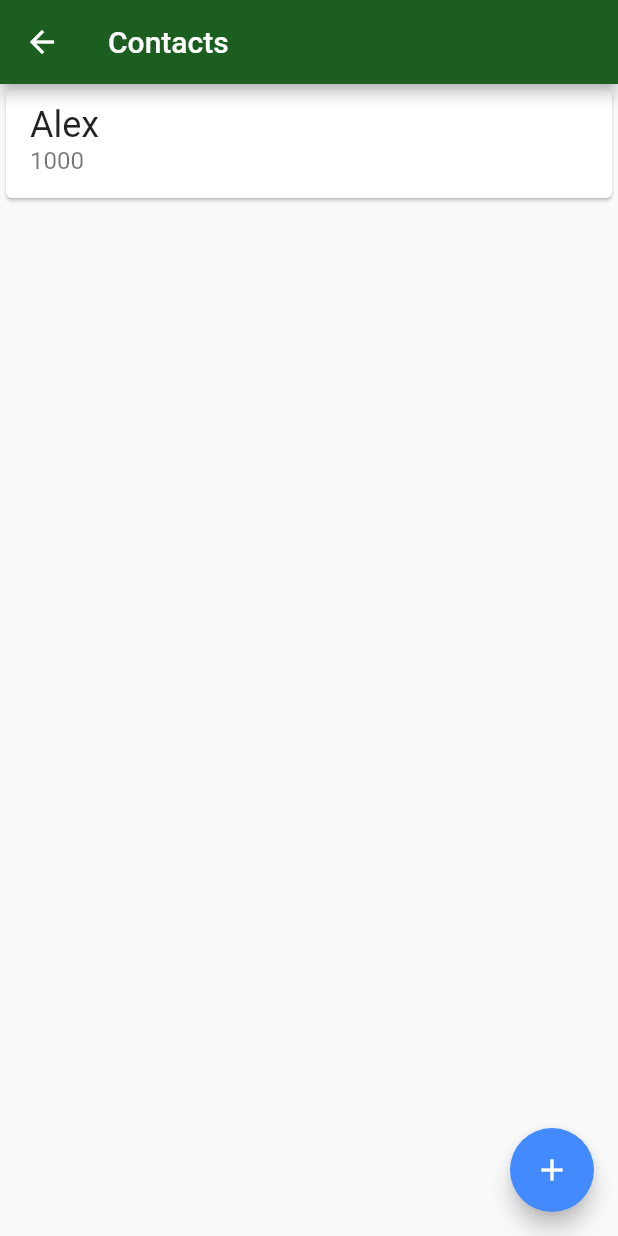
After one commit to Marlon-Limax/Bytebank-Internal-Storage, a Flutter app: the screen it shows after launch, after a tap on "Contacts", on a phone screen of 412 x 824 dp. The commit adds this screen. Run offline on Flutter 3.47's test engine with Material 2 defaults, Android fonts, the light colour scheme and no system bars.

Commit message:
Criação do File contacts_list.dart(tela de lista de contatos) | Criação de Card para lista de contatos | Widget Criação do File contacts_list.dart(tela de lista de contatos) | Criação de Card para lista de contatos | Container contacts agora é um botão e chama tela contacts_list.dart

```diff
--- a/lib/main.dart
+++ b/lib/main.dart
@@ -1,3 +1,5 @@
+import 'package:bytebankinternalstorage/screens/contacts_list.dart';
+import 'package:bytebankinternalstorage/screens/dashboard.dart';
 import 'package:flutter/material.dart';
 
 void main() {
@@ -23,48 +25,3 @@ class ByteBankApp extends StatelessWidget {
         home: const Dashboard());
   }
 }
-
-class Dashboard extends StatelessWidget {
-  const Dashboard({Key? key}) : super(key: key);
-
-  @override
-  Widget build(BuildContext context) {
-    return Scaffold(
-      appBar: AppBar(
-        title: const Text('Dashboard'),
-      ),
-      body: Column(
-          mainAxisAlignment: MainAxisAlignment.spaceBetween,
-          crossAxisAlignment: CrossAxisAlignment.start,
-          children: [
-            Padding(
-              padding: const EdgeInsets.all(8.0),
-              child: Image.asset('images/bytebank_logo.png'),
-            ),
-            Padding(
-              padding: const EdgeInsets.all(8.0),
-              child: Container(
-                padding: const EdgeInsets.all(8.0),
-                height: 100,
-                width: 150,
-                color: Theme.of(context).colorScheme.primary,
-                child: Column(
-                  mainAxisAlignment: MainAxisAlignment.spaceBetween,
-                  crossAxisAlignment: CrossAxisAlignment.start,
-                  children: const [
-                    Icon(
-                      Icons.people,
-                      color: Colors.white,
-                    ),
-                    Text(
-                      'Contacts',
-                      style: TextStyle(color: Colors.white, fontSize: 16.0),
-                    ),
-                  ],
-                ),
-              ),
-            )
-          ]),
-    );
-  }
-}
--- /dev/null
+++ b/lib/screens/contacts_list.dart
@@ -0,0 +1,30 @@
+import 'package:flutter/material.dart';
+
+class ContactList extends StatelessWidget {
+  const ContactList({Key? key}) : super(key: key);
+
+  @override
+  Widget build(BuildContext context) {
+    return Scaffold(
+      appBar: AppBar(
+        title: const Text('Contacts'),
+      ),
+      body: const Card(
+        child: ListTile(
+          title: Text(
+            'Alex',
+            style: TextStyle(fontSize: 24.0),
+          ),
+          subtitle: Text(
+            '1000',
+            style: TextStyle(fontSize: 16.0),
+          ),
+        ),
+      ),
+      floatingActionButton: FloatingActionButton(
+        onPressed: () {},
+        child: const Icon(Icons.add),
+      ),
+    );
+  }
+}
--- /dev/null
+++ b/lib/screens/dashboard.dart
@@ -0,0 +1,58 @@
+import 'package:bytebankinternalstorage/screens/contacts_list.dart';
+import 'package:flutter/material.dart';
+
+class Dashboard extends StatelessWidget {
+  const Dashboard({Key? key}) : super(key: key);
+
+  @override
+  Widget build(BuildContext context) {
+    return Scaffold(
+      appBar: AppBar(
+        title: const Text('Dashboard'),
+      ),
+      body: Column(
+          mainAxisAlignment: MainAxisAlignment.spaceBetween,
+          crossAxisAlignment: CrossAxisAlignment.start,
+          children: [
+            Padding(
+              padding: const EdgeInsets.all(8.0),
+              child: Image.asset('images/bytebank_logo.png'),
+            ),
+            Padding(
+              padding: const EdgeInsets.all(8.0),
+              child: Material(
+                color: Theme.of(context).colorScheme.primary,
+                child: InkWell(
+                  onTap: () {
+                    Navigator.of(context).push(
+                      MaterialPageRoute(
+                        builder: (context) => const ContactList(),
+                      ),
+                    );
+                  },
+                  child: Container(
+                    padding: const EdgeInsets.all(8.0),
+                    height: 100,
+                    width: 150,
+                    child: Column(
+                      mainAxisAlignment: MainAxisAlignment.spaceBetween,
+                      crossAxisAlignment: CrossAxisAlignment.start,
+                      children: const [
+                        Icon(
+                          Icons.people,
+                          color: Colors.white,
+                        ),
+                        Text(
+                          'Contacts',
+                          style: TextStyle(color: Colors.white, fontSize: 16.0),
+                        ),
+                      ],
+                    ),
+                  ),
+                ),
+              ),
+            )
+          ]),
+    );
+  }
+}
```
